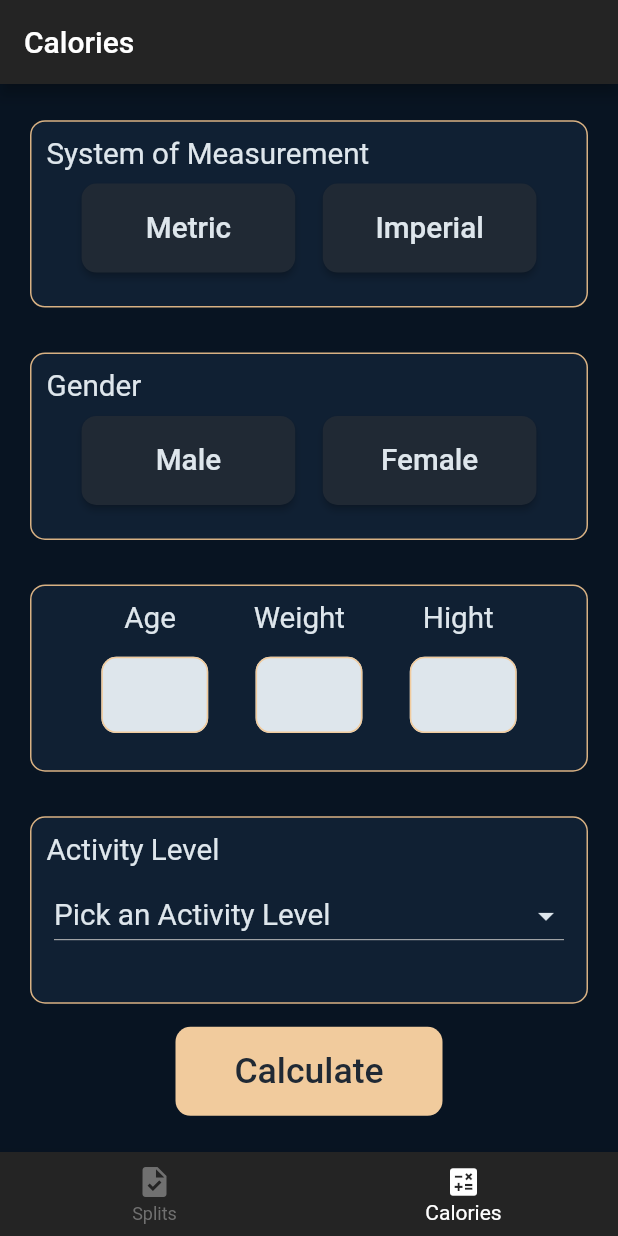
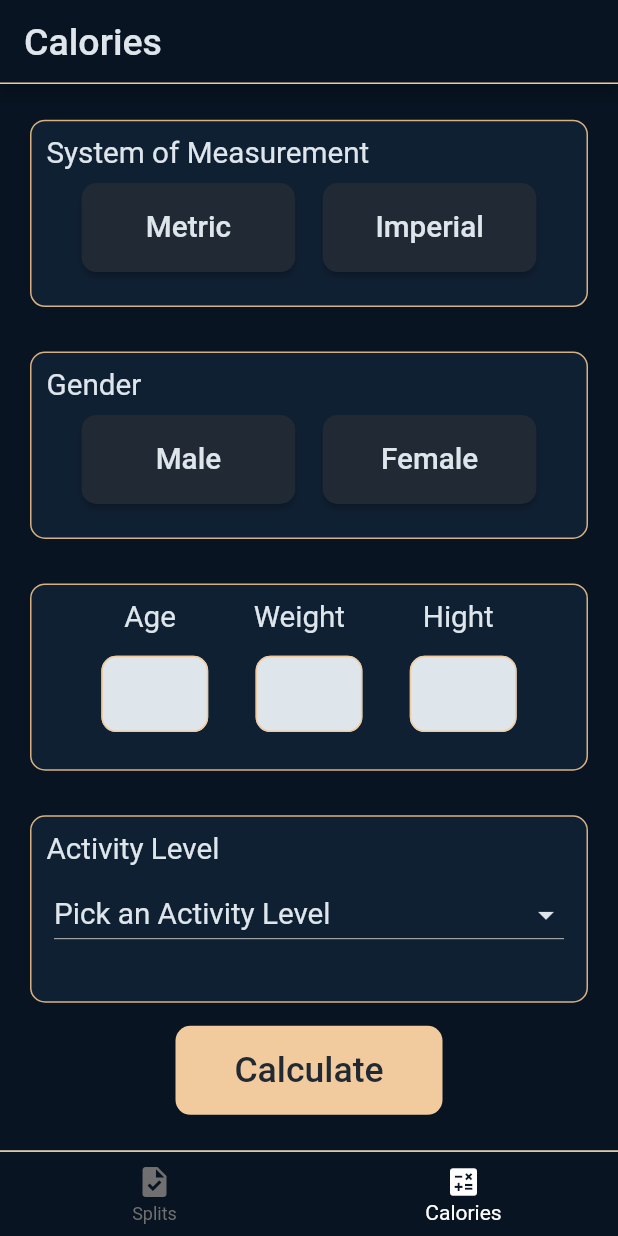
Before and after one commit to xKusabimaru/progressive-overload, a Flutter app: the screen it shows after launch, item 2 of the bottom bar chosen, on a phone screen of 412 x 824 dp. Run offline on Flutter 3.47's test engine with Material 2 defaults, Android fonts, the phone set to English and light mode, and no system bars.

Commit message:
micro border adjustment

```diff
--- a/lib/views/calories_view.dart
+++ b/lib/views/calories_view.dart
@@ -19,9 +19,16 @@ bool isNumeric(String s) {
 
 class _CaloriesViewState extends State<CaloriesView> {
   final appBar = AppBar(
-    title: Text("Calories"),
-    backgroundColor: Color(0xff242424),
-    shadowColor: Color(0xff0F0F0F),
+    title: Text(
+      "Calories",
+      style: TextStyle(
+        fontSize: 25,
+        color: Color(mainTextColor),
+      ),
+    ),
+    backgroundColor: Color(backGroundColor),
+    shadowColor: Colors.black,
+    shape: Border(bottom: BorderSide(color: Color(mainButtonColor), width: 1)),
   );
 
   String? _system;
@@ -132,7 +139,7 @@ class _CaloriesViewState extends State<CaloriesView> {
                         border: Border.all(width: 1, color: Color(strokeColor)),
                       ),
                     ),
-                    SizedBox(height: 30),
+                    SizedBox(height: usedHeight / 24),
                     Container(
                       height: usedHeight / 5.7,
                       child: Padding(
--- a/lib/views/main_view.dart
+++ b/lib/views/main_view.dart
@@ -1,4 +1,5 @@
 import 'package:flutter/material.dart';
+import 'package:progressive_overload/constents.dart';
 import 'package:progressive_overload/views/calories_view.dart';
 import 'package:progressive_overload/views/splits_view.dart';
 
@@ -14,10 +15,14 @@ class _MainViewState extends State<MainView> {
   @override
   Widget build(BuildContext context) {
     return Scaffold(
-      bottomNavigationBar: BottomNavigationBar(
+      bottomNavigationBar: Container(
+          decoration: BoxDecoration(
+              border: Border(
+                  top: BorderSide(width: 1.0, color: Color(mainButtonColor)))),
+          child: BottomNavigationBar(
             selectedItemColor: const Color(0xffFFFFFF),
             unselectedItemColor: const Color(0xff707070),
-        backgroundColor: const Color(0xff242424),
+            backgroundColor: const Color(backGroundColor),
             currentIndex: currentIndex,
             onTap: (index) {
               currentIndex = index;
@@ -37,7 +42,7 @@ class _MainViewState extends State<MainView> {
                 label: 'Calories',
               )
             ],
-      ),
+          )),
       body: IndexedStack(
         index: currentIndex,
         children: [const SplitsView(), CaloriesView()],
```
Lines whose indentation alone changed are shown as unchanged.
